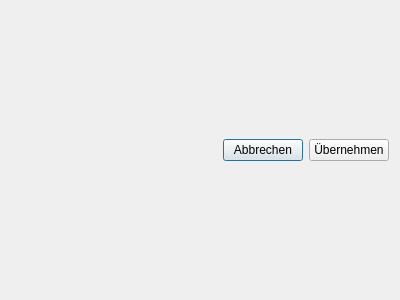
Before: the Qt Designer form frontend/menu/OptionsMenu.ui in Indidev/headcooker, drawn with Qt 5.
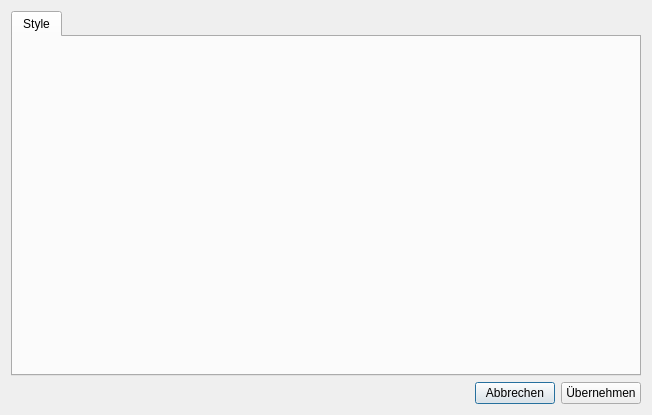
After: the same form once the commit is applied.

Commit message: implemented full functionality for the style dialog

```diff
--- a/frontend/menu/OptionsMenu.ui
+++ b/frontend/menu/OptionsMenu.ui
@@ -6,8 +6,8 @@
    <rect>
     <x>0</x>
     <y>0</y>
-    <width>400</width>
-    <height>300</height>
+    <width>652</width>
+    <height>415</height>
    </rect>
   </property>
   <property name="windowTitle">
@@ -15,7 +15,20 @@
   </property>
   <layout class="QVBoxLayout" name="verticalLayout">
    <item>
-    <layout class="QGridLayout" name="centralLayout"/>
+    <layout class="QGridLayout" name="centralLayout">
+     <item row="0" column="0">
+      <widget class="QTabWidget" name="tabWidget">
+       <property name="currentIndex">
+        <number>0</number>
+       </property>
+       <widget class="QWidget" name="styleTab">
+        <attribute name="title">
+         <string>Style</string>
+        </attribute>
+       </widget>
+      </widget>
+     </item>
+    </layout>
    </item>
    <item>
     <layout class="QHBoxLayout" name="horizontalLayout">
```
The commit also changes 17 other files.
